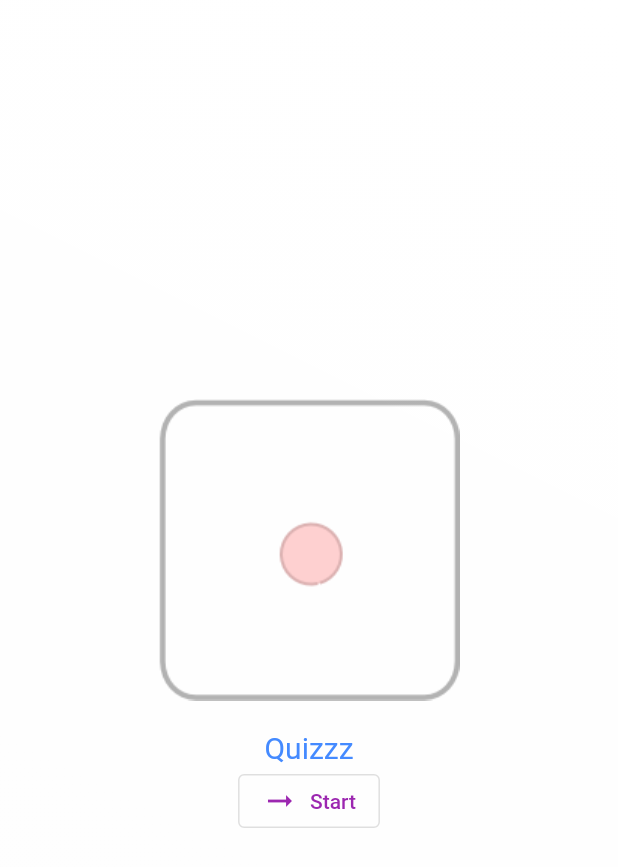
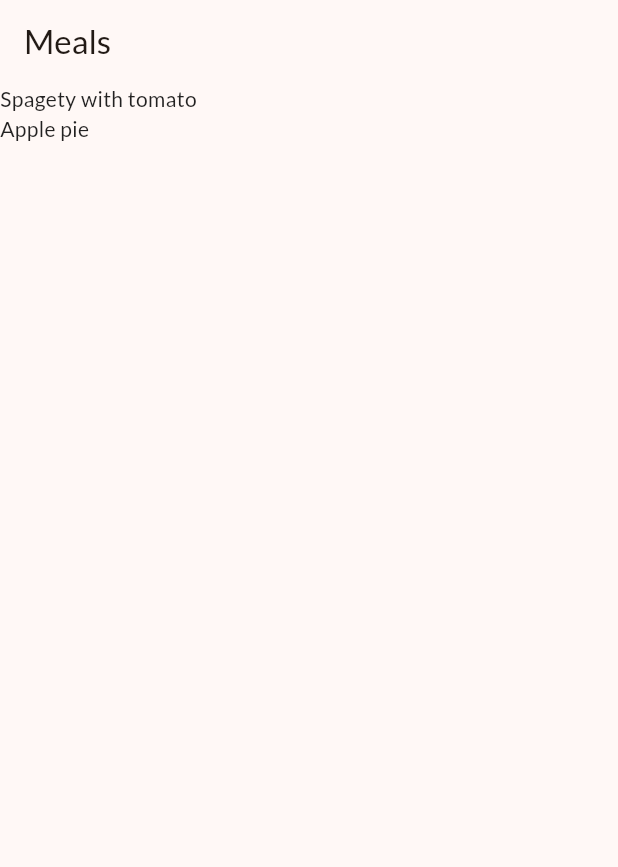
Before and after one commit to asruldev/flutter_101, a Flutter app: the screen it shows after launch, on a phone screen of 412 x 824 dp. Shown: the top 867 px of the screen. Run offline on Flutter 3.47's test engine with Material 2 defaults, Android fonts, the phone set to English and light mode, and no system bars; our stand-ins replace google_fonts.

Commit message:
listView builder

```diff
--- a/lib/answer_button.dart
+++ b/lib/answer_button.dart
@@ -7,7 +7,6 @@ class AnswerButton extends StatelessWidget {
 
   @override
   Widget build(BuildContext context) {
-    // TODO: implement build
     return ElevatedButton(
       onPressed: onTap,
       style: ElevatedButton.styleFrom(foregroundColor: Colors.white),
--- /dev/null
+++ b/lib/data/dummy_data.dart
@@ -0,0 +1,74 @@
+import 'package:first_app/models/category.dart';
+import 'package:first_app/models/meals.dart';
+import 'package:flutter/material.dart';
+
+const availableCategories = [
+  Category(
+    id: 'C1',
+    title: 'Italian',
+    color: Colors.purple,
+  ),
+  Category(
+    id: 'C2',
+    title: 'Asian',
+    color: Colors.yellow,
+  ),
+  Category(
+    id: 'C3',
+    title: 'Java',
+    color: Colors.pink,
+  ),
+  Category(
+    id: 'C4',
+    title: 'Cepat Saji',
+    color: Colors.green,
+  ),
+  Category(
+    id: 'C5',
+    title: 'Spaicy',
+    color: Colors.red,
+  ),
+];
+
+const dummyMeals = [
+  Meals(
+    id: 'M1',
+    categories: ['C1', 'C2'],
+    title: 'Spagety with tomato',
+    imageUrl: 'imageUrl',
+    ingredients: [
+      'kecap',
+      'garam'
+    ],
+    step: [
+      'Makan dulu aja'
+    ],
+    duration: 20,
+    isGlutenFree: false,
+    isLactoseFree: false,
+    isVegan: true,
+    isVegatarian: true,
+    complexity: Complexity.simple,
+    affordability: Affordability.pricey
+  ),
+  Meals(
+    id: 'M2',
+    categories: ['C2'],
+    title: 'Apple pie',
+    imageUrl: 'imageUrl',
+    ingredients: [
+      'kecap',
+      'garam'
+    ],
+    step: [
+      'Makan dulu aja'
+    ],
+    duration: 20,
+    isGlutenFree: false,
+    isLactoseFree: false,
+    isVegan: true,
+    isVegatarian: true,
+    complexity: Complexity.simple,
+    affordability: Affordability.pricey
+  ),
+];
--- a/lib/main.dart
+++ b/lib/main.dart
@@ -1,6 +1,29 @@
-import 'package:first_app/quiz.dart';
+
+import 'package:first_app/data/dummy_data.dart';
+import 'package:first_app/screens/meals.dart';
 import 'package:flutter/material.dart';
+import 'package:google_fonts/google_fonts.dart';
+
+final theme = ThemeData(
+  useMaterial3: true,
+  colorScheme: ColorScheme.fromSeed(
+    seedColor: const Color.fromARGB(255, 131, 57, 0),
+    brightness: Brightness.light,
+  ),
+  textTheme: GoogleFonts.latoTextTheme(),
+);
 
 void main() {
-  runApp(const Quizz());
+  runApp(const App());
 }
+class App extends StatelessWidget {
+  const App({super.key});
+
+  @override
+  Widget build(BuildContext context) {
+    return MaterialApp(
+      theme: theme,
+      home: const MealsScreen(title: 'Some Category', meals: dummyMeals,),
+    );
+  }
+}
--- /dev/null
+++ b/lib/main_quiz.dart
@@ -0,0 +1,6 @@
+import 'package:first_app/quiz.dart';
+import 'package:flutter/material.dart';
+
+void main() {
+  runApp(const Quizz());
+}
--- /dev/null
+++ b/lib/models/category.dart
@@ -0,0 +1,12 @@
+import 'package:flutter/material.dart';
+
+class Category {
+  const Category({
+    required this.id,
+    required this.title,
+    this.color = Colors.orange,
+  });
+  final String id;
+  final String title;
+  final Color color;
+}
--- /dev/null
+++ b/lib/models/meals.dart
@@ -0,0 +1,42 @@
+enum Complexity {
+  simple,
+  challenging,
+  hard,
+}
+
+enum Affordability {
+  affordable,
+  pricey,
+  luxurious,
+}
+
+class Meals {
+  const Meals({
+    required this.id,
+    required this.categories,
+    required this.title,
+    required this.imageUrl,
+    required this.ingredients,
+    required this.step,
+    required this.duration,
+    required this.isGlutenFree,
+    required this.isLactoseFree,
+    required this.isVegan,
+    required this.isVegatarian,
+    required this.complexity,
+    required this.affordability,
+  });
+  final String id;
+  final List<String> categories;
+  final String title;
+  final String imageUrl;
+  final List<String> ingredients;
+  final List<String> step;
+  final int duration;
+  final bool isGlutenFree;
+  final bool isLactoseFree;
+  final bool isVegan;
+  final bool isVegatarian;
+  final Complexity complexity;
+  final Affordability affordability;
+}
--- a/lib/models/quiz_question.dart
+++ b/lib/models/quiz_question.dart
@@ -3,4 +3,10 @@ class QuizQuestion {
 
   final String text;
   final List<String> answers;
+
+  List<String> getShuffledAnswers() {
+    final suffledList = List.of(answers);
+    suffledList.shuffle();
+    return suffledList;
+  }
 }
--- a/lib/quiz.dart
+++ b/lib/quiz.dart
@@ -1,4 +1,5 @@
-import 'package:first_app/QuestionScreen.dart';
+import 'package:first_app/question_screen.dart';
+import 'package:first_app/data/questions.dart';
 import 'package:first_app/start_screen.dart';
 import 'package:flutter/material.dart';
 
@@ -11,6 +12,7 @@ class Quizz extends StatefulWidget {
 }
 
 class _QuizState extends State<Quizz> {
+  final List<String> selectedAnswers = [];
   var activeScreen = 'start-screen';
 
   @override
@@ -23,6 +25,15 @@ class _QuizState extends State<Quizz> {
     setState(() {
       activeScreen = 'questions-screen';
     });
+  }
+
+  void chooseAnswer(String answer) {
+    selectedAnswers.add(answer);
+    if (selectedAnswers.length == questions.length) {
+      setState(() {
+        activeScreen = 'start-screen';
+      });
+    }
   }
 
   @override
@@ -39,7 +50,7 @@ class _QuizState extends State<Quizz> {
           padding: const EdgeInsets.all(10),
           child: activeScreen == 'start-screen'
               ? StartScreen(switchScreen)
-              : const QuestionScreen(),
+              : QuestionScreen(onSelectedAnswer: chooseAnswer),
         ),
       ),
     );
--- /dev/null
+++ b/lib/screens/meals.dart
@@ -0,0 +1,37 @@
+import 'package:first_app/models/meals.dart';
+import 'package:flutter/material.dart';
+
+class MealsScreen extends StatelessWidget {
+  const MealsScreen({super.key, required this.title, required this.meals});
+
+  final String title;
+  final List<Meals> meals;
+
+  @override
+  Widget build(BuildContext context) {
+    Widget content = ListView.builder(
+        itemCount: meals.length,
+        itemBuilder: (ctx, index) => Text(
+          meals[index].title,
+        ),
+      );
+    if(meals.isEmpty) {
+      content = const Center(
+        child: Column(
+          mainAxisSize: MainAxisSize.min,
+          children: [
+            Text('Oh no...'),
+            SizedBox(height: 16,),
+            Text('Try selecting another category')
+          ],
+        ),
+      );
+    }
+    return Scaffold(
+      appBar: AppBar(
+        title: const Text('Meals'),
+      ),
+      body: content,
+    );
+  }
+}
--- a/pubspec.yaml
+++ b/pubspec.yaml
@@ -35,6 +35,7 @@ dependencies:
   # The following adds the Cupertino Icons font to your application.
   # Use with the CupertinoIcons class for iOS style icons.
   cupertino_icons: ^1.0.2
+  google_fonts: ^5.1.0
 
 dev_dependencies:
   flutter_test:
```
Also changed, not shown: lib/QuestionScreen.dart (deleted, +0 -34 lines), lib/question_screen.dart (added, +50 -0 lines), lib/screens/categories.dart (added, +32 -0 lines), lib/widgets/category_grid_item.dart (added, +36 -0 lines), pubspec.lock, 13 other files.
